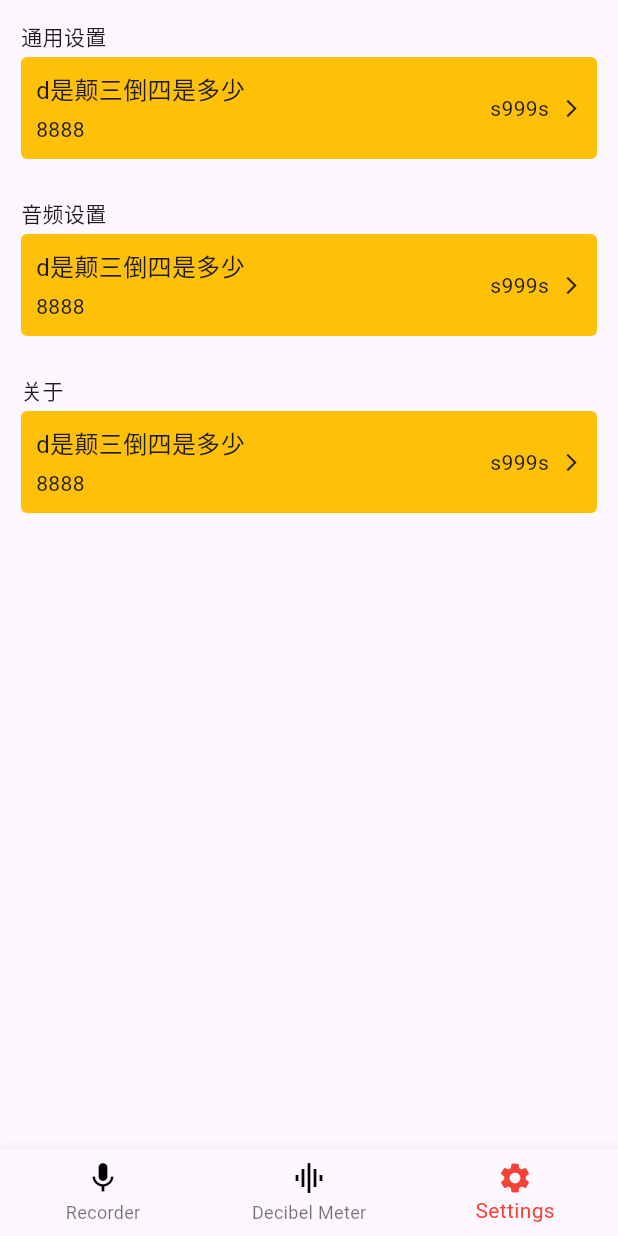
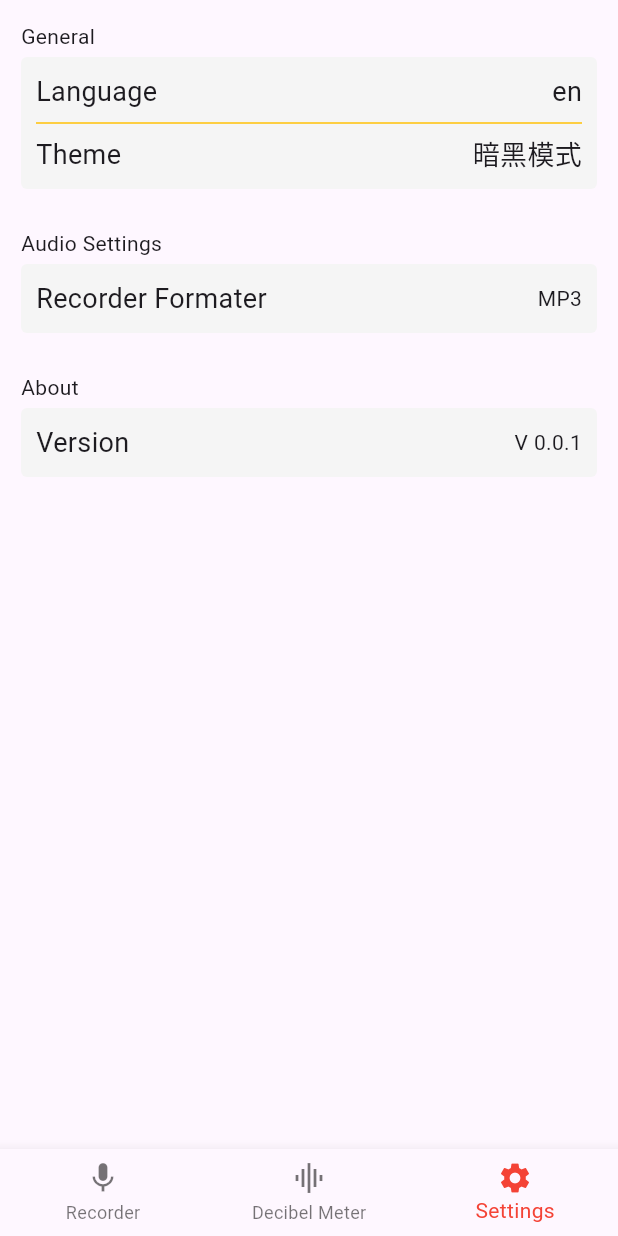
Before and after one commit to wu-yiqiang/audiometer, a Flutter app: the screen it shows after launch, item 3 of the bottom bar chosen, on a phone screen of 412 x 824 dp. Run offline on Flutter 3.47's test engine with Material 3 defaults, Android fonts, the phone set to English and light mode, and no system bars; our stand-ins replace get, get_storage.

Commit message:
添加设置功能

```diff
--- a/lib/main.dart
+++ b/lib/main.dart
@@ -1,12 +1,16 @@
 import 'package:audiometer/binding.dart';
 import 'package:audiometer/common/const.dart';
 import 'package:audiometer/router/router.dart';
+import 'package:audiometer/store/store.dart';
 import 'package:audiometer/translation/translation.dart';
 import 'package:audiometer/utils/eventBus.dart';
 import 'package:flutter/material.dart';
 import 'package:get/get.dart';
+import 'package:get_storage/get_storage.dart';
 
-void main() {
+void main() async {
+  await GetStorage.init();
+  storeInit();
   eventBus.on(Events.NAVIGATE.name, (ROUTERKEY) {
     if (ROUTERKEY.isNotEmpty) {
       Get.toNamed(ROUTERKEY!);
@@ -23,16 +27,13 @@ class MyApp extends StatelessWidget {
       initialRoute: routerMap['HOME'],
       getPages: AppPages.pages,
       theme: ThemeData(
-        // colorScheme: ColorScheme.fromSeed(
-        //   seedColor: PrimaryColor,
-        //   brightness: Brightness.light,
-        // ),
+        brightness: getTheme(),
         appBarTheme: AppBarTheme(
         ),
       ),
       locale: Locale(
-        "en",
-        "US",
+        storeGetValue(settingStoreKeys['LANGUAGE']!),
+        storeGetValue(settingStoreKeys['COUNTRY']!),
       ),
       initialBinding: AllControllerBinding(),
       translations: Language(),
--- a/lib/pages/Home/Home.dart
+++ b/lib/pages/Home/Home.dart
@@ -19,17 +19,17 @@ class HomePage extends StatelessWidget {
         BottomNavigationBar(
           items: [
             BottomNavigationBarItem(
-              icon: Icon(Icons.mic, color: Colors.black),
+              icon: Icon(Icons.mic),
               label: 'recorder'.tr,
               activeIcon: Icon(Icons.mic, color: PrimaryColor),
             ),
             BottomNavigationBarItem(
-              icon: Icon(Icons.graphic_eq, color: Colors.black),
+              icon: Icon(Icons.graphic_eq),
               label: 'decibelMeter'.tr,
               activeIcon: Icon(Icons.graphic_eq, color: PrimaryColor),
             ),
             BottomNavigationBarItem(
-              icon: Icon(Icons.settings, color: Colors.black),
+              icon: Icon(Icons.settings),
               label: 'settings'.tr,
               activeIcon: Icon(Icons.settings, color: PrimaryColor,
               ),
--- a/lib/pages/RecorderPage/RecorderPage.dart
+++ b/lib/pages/RecorderPage/RecorderPage.dart
@@ -9,6 +9,9 @@ class RecorderPage extends StatelessWidget {
   Widget build(BuildContext context) {
     return Scaffold(
       appBar: AppBar(
+        backgroundColor: Colors.transparent,
+        surfaceTintColor: Colors.transparent,
+        elevation: 0,
         title: Text("recorder".tr, style: TextStyle(fontSize: 18)),
         actions: <Widget>[
           IconsButton(
--- /dev/null
+++ b/lib/pages/Settings/General.dart
@@ -0,0 +1,110 @@
+import 'package:audiometer/store/store.dart';
+import 'package:audiometer/widgets/RadioDialog.dart';
+import 'package:audiometer/widgets/SettingsCard.dart';
+import 'package:flutter/material.dart';
+import 'package:get/get.dart';
+
+class General extends StatefulWidget {
+  const General({super.key});
+
+  @override
+  State<General> createState() => _General();
+}
+
+class _General extends State<General> {
+  String _groupValue = storeGetValue(settingStoreKeys['LANGUAGE']!);
+
+  @override
+  Widget build(BuildContext context) {
+    return SettingsCard(
+      title: "general".tr,
+      widgets: [
+        GestureDetector(
+          behavior: HitTestBehavior.opaque, // 核心代码
+          onTap: () async {
+            await radioDialog(
+              context,
+              'selectlanguage'.tr,
+              Container(
+                width: double.infinity,
+                child: RadioGroup<String>(
+                  groupValue: _groupValue,
+                  onChanged: (String? value) {
+                    setState(() {
+                      storeSetValue(settingStoreKeys['LANGUAGE']!, value);
+                    });
+                  },
+                  child: Column(
+                    children: <Widget>[
+                      Row(
+                        children: [
+                          Text("简体中文"),
+                          Radio<String>(value: 'en'),
+                        ],
+                      ),
+                      Row(
+                        children: [
+                          Text("English"),
+                          Radio<String>(value: 'zh'),
+                        ],
+                      ),
+                    ],
+                  ),
+                ),
+              ),
+            );
+          },
+          child: Flex(
+            direction: Axis.horizontal,
+            mainAxisAlignment: MainAxisAlignment.spaceBetween,
+            crossAxisAlignment: CrossAxisAlignment.center,
+            spacing: 14,
+            children: [
+              Expanded(
+                child: Flex(
+                  direction: Axis.vertical,
+                  crossAxisAlignment: CrossAxisAlignment.start,
+                  spacing: 4,
+                  children: [
+                    Text("language".tr, style: TextStyle(fontSize: 18)),
+                  ],
+                ),
+              ),
+              Row(
+                spacing: 8,
+                children: [
+                  Text(
+                    storeGetValue(settingStoreKeys['LANGUAGE']!),
+                    style: TextStyle(fontSize: 18),
+                  ),
+                ],
+              ),
+            ],
+          ),
+        ),
+
+        Divider(color: Colors.amber),
+        Flex(
+          direction: Axis.horizontal,
+          mainAxisAlignment: MainAxisAlignment.spaceBetween,
+          crossAxisAlignment: CrossAxisAlignment.center,
+          spacing: 14,
+          children: [
+            Expanded(
+              child: Flex(
+                direction: Axis.vertical,
+                crossAxisAlignment: CrossAxisAlignment.start,
+                spacing: 4,
+                children: [Text("theme".tr, style: TextStyle(fontSize: 18))],
+              ),
+            ),
+            Row(
+              spacing: 8,
+              children: [Text("暗黑模式", style: TextStyle(fontSize: 18))],
+            ),
+          ],
+        ),
+      ],
+    );
+  }
+}
--- a/lib/pages/Settings/Settings.dart
+++ b/lib/pages/Settings/Settings.dart
@@ -1,9 +1,12 @@
+import 'package:audiometer/pages/Settings/General.dart';
+import 'package:audiometer/store/store.dart';
 import 'package:audiometer/widgets/SettingsCard.dart';
 import 'package:flutter/material.dart';
 import 'package:get/get.dart';
 
 class SettingsPage extends StatelessWidget {
   Widget build(BuildContext context) {
+
     return Scaffold(
       body: SafeArea(
         child: Container(
@@ -15,9 +18,61 @@ class SettingsPage extends StatelessWidget {
               crossAxisAlignment: CrossAxisAlignment.center,
               spacing: 26,
               children: [
-                SettingsCard(title: "通用设置"),
-                SettingsCard(title: "音频设置"),
-                SettingsCard(title: "关于"),
+                General(),
+                SettingsCard(
+                  title: "audioSettings".tr,
+                  widgets: [
+                    Flex(
+                      direction: Axis.horizontal,
+                      mainAxisAlignment: MainAxisAlignment.spaceBetween,
+                      crossAxisAlignment: CrossAxisAlignment.center,
+                      spacing: 14,
+                      children: [
+                        Expanded(
+                          child: Flex(
+                            direction: Axis.vertical,
+                            crossAxisAlignment: CrossAxisAlignment.start,
+                            spacing: 4,
+                            children: [
+                              Text(
+                                "recorderFormater".tr,
+                                style: TextStyle(fontSize: 18),
+                              ),
+                            ],
+                          ),
+                        ),
+                        Row(spacing: 8, children: [Text("MP3")]),
+                      ],
+                    ),
+                  ],
+                ),
+                SettingsCard(
+                  title: "about".tr,
+                  widgets: [
+                    Flex(
+                      direction: Axis.horizontal,
+                      mainAxisAlignment: MainAxisAlignment.spaceBetween,
+                      crossAxisAlignment: CrossAxisAlignment.center,
+                      spacing: 14,
+                      children: [
+                        Expanded(
+                          child: Flex(
+                            direction: Axis.vertical,
+                            crossAxisAlignment: CrossAxisAlignment.start,
+                            spacing: 4,
+                            children: [
+                              Text(
+                                "version".tr,
+                                style: TextStyle(fontSize: 18),
+                              ),
+                            ],
+                          ),
+                        ),
+                        Row(spacing: 8, children: [Text("V 0.0.1")]),
+                      ],
+                    ),
+                  ],
+                ),
               ],
             ),
           ),
--- /dev/null
+++ b/lib/store/store.dart
@@ -0,0 +1,56 @@
+import 'dart:ui';
+
+import 'package:get_storage/get_storage.dart';
+
+final settingStoreKeys = <String, String>{
+  "LANGUAGE": "language",
+  "COUNTRY": "country",
+  "THEME": "theme",
+};
+
+void storeInit() {
+  dynamic language = storeGetValue(settingStoreKeys['LANGUAGE']!);
+  dynamic country = storeGetValue(settingStoreKeys['COUNTRY']!);
+  dynamic theme = storeGetValue(settingStoreKeys['THEME']!);
+  if (language == null) {
+    storeSetValue(settingStoreKeys['LANGUAGE']!, 'en');
+  }
+  if (country == null) {
+    storeSetValue(settingStoreKeys['COUNTRY']!, 'US');
+  }
+  if (theme == null) {
+    storeSetValue(settingStoreKeys['THEME']!, 'light');
+  }
+}
+
+dynamic storeGetValue(String key) {
+  final GetStorage storageBox = GetStorage();
+  return storageBox.read(key);
+}
+
+void storeSetValue(String key, dynamic value) {
+  final GetStorage storageBox = GetStorage();
+  storageBox.write(key, value);
+}
+
+void storeClearAll() {
+  final GetStorage storageBox = GetStorage();
+  storageBox.erase();
+}
+
+void storeClearValue(String key) {
+  final GetStorage storageBox = GetStorage();
+  storageBox.remove(key);
+}
+
+void storeSaveMap(Map maps, Map data) {
+  for (String value in maps.values) {
+    storeSetValue(value, data[value]!);
+  }
+}
+
+dynamic getTheme() {
+  dynamic theme = storeGetValue(settingStoreKeys['THEME']!);
+  if (theme == "light") return Brightness.light;
+  if (theme == 'dark') return Brightness.dark;
+}
--- a/lib/translation/en_US.dart
+++ b/lib/translation/en_US.dart
@@ -7,5 +7,13 @@ final Map<String, String> en_US = {
   'cancel': "Cancel",
   'confirm': "Confirm",
   'rename':"Rename",
-  'recording': "Recording"
+  'recording': "Recording",
+  'general': "General",
+  'language': "Language",
+  'theme': "Theme",
+  'audioSettings': "Audio Settings",
+  'recorderFormater': "Recorder Formater",
+  'about': "About",
+  'version': "Version",
+  'selectlanguage': "Select Language"
 };
--- a/lib/translation/zh_CN.dart
+++ b/lib/translation/zh_CN.dart
@@ -7,5 +7,12 @@ final Map<String, String> zh_CN = {
   'cancel': "取消",
   "confirm": "确认",
   'rename': "重命名",
-  'recording': "录音"
+  'recording': "录音",
+  'language': "语言",
+  'theme': "主题",
+  'audioSettings': "音频设置",
+  'recorderFormater': "录音格式",
+  'about': "关于",
+  'version': "版本号",
+  'selectlanguage': "选择语言"
 };
--- a/lib/widgets/SettingsCard.dart
+++ b/lib/widgets/SettingsCard.dart
@@ -3,7 +3,8 @@ import 'package:get/get.dart';
 
 class SettingsCard extends StatelessWidget {
   final String? title;
-  SettingsCard({super.key, this.title});
+  final List<Widget> widgets;
+  SettingsCard({super.key, this.title, required this.widgets});
 
   Widget build(BuildContext context) {
     return Column(
@@ -16,35 +17,10 @@ class SettingsCard extends StatelessWidget {
           width: double.infinity,
           padding: EdgeInsets.all(10),
           decoration: BoxDecoration(
-            color: Colors.amber,
+            color: const Color.fromARGB(255, 245, 245, 245),
             borderRadius: BorderRadius.all(Radius.circular(4)),
           ),
-          child: Flex(
-            direction: Axis.horizontal,
-            mainAxisAlignment: MainAxisAlignment.spaceBetween,
-            crossAxisAlignment: CrossAxisAlignment.center,
-            spacing: 14,
-            children: [
-              Expanded(
-                child: Flex(
-                  direction: Axis.vertical,
-                  crossAxisAlignment: CrossAxisAlignment.start,
-                  spacing: 4,
-                  children: [
-                    Text("d是颠三倒四是多少", style: TextStyle(fontSize: 16)),
-                    Text("8888", style: TextStyle(fontSize: 14)),
-                  ],
-                ),
-              ),
-              Row(
-                spacing: 8,
-                children: [
-                  Text("s999s"),
-                  Icon(Icons.arrow_forward_ios, size: 14),
-                ],
-              ),
-            ],
-          ),
+          child: Flex(direction: Axis.vertical, children: widgets),
         ),
       ],
     );
--- a/pubspec.yaml
+++ b/pubspec.yaml
@@ -35,6 +35,7 @@ dependencies:
   # Use with the CupertinoIcons class for iOS style icons.
   cupertino_icons: ^1.0.8
   get: ^4.7.3
+  get_storage: ^2.1.1
 
 dev_dependencies:
   flutter_test:
```
Also changed, not shown: lib/pages/RecorderPage/Recorder.dart (+9 -2 lines), lib/widgets/RadioDialog.dart (added, +23 -0 lines). Lines whose indentation alone changed are shown as unchanged.
